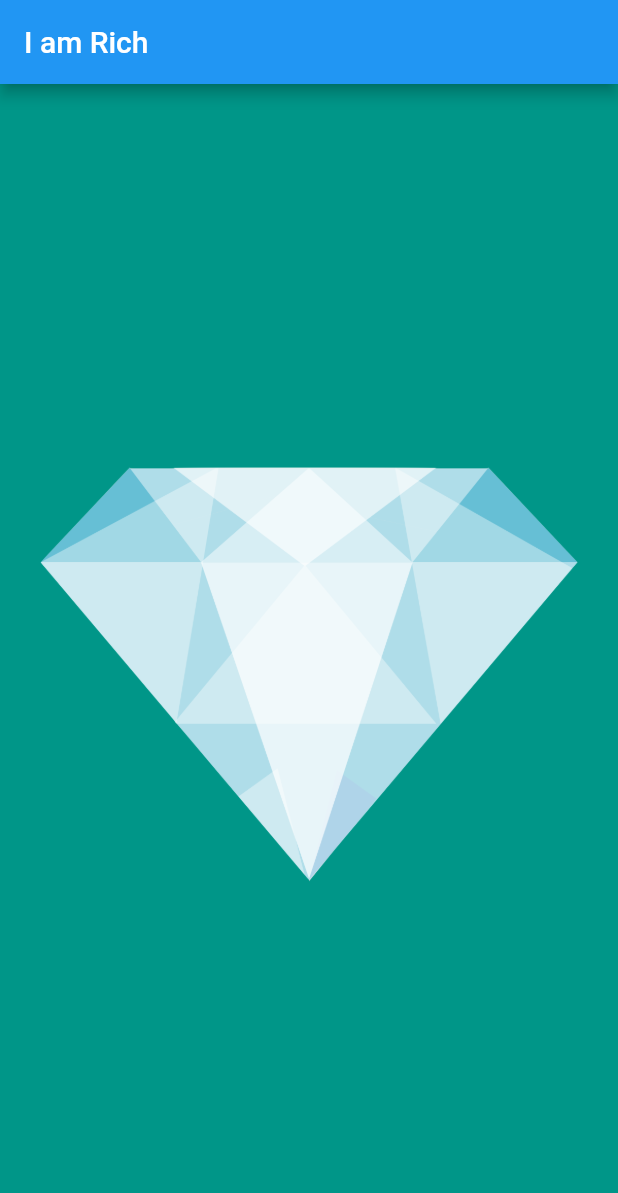
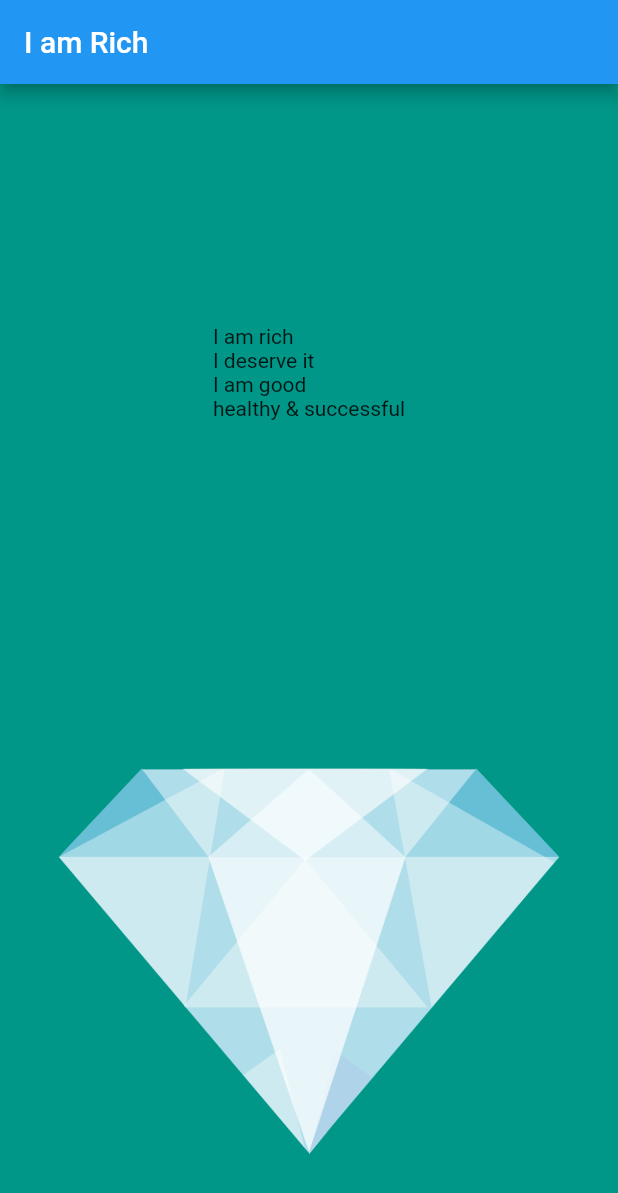
Before and after one commit to mmncit/i_am_rich, a Flutter app: the screen it shows after launch, on a phone screen of 412 x 824 dp. Shown: the top 1193 px of the screen. Run offline on Flutter 3.47's test engine with Material 2 defaults, Android fonts, the phone set to English and light mode, and no system bars.

Commit message:
add appropiate text

```diff
--- a/lib/main.dart
+++ b/lib/main.dart
@@ -16,10 +16,22 @@ class _MainPageState extends State<MainPage> {
       home: Scaffold(
         backgroundColor: Colors.teal,
         appBar: AppBar(title: Text("I am Rich")),
-        body: Center(
-          child: Image(
-            image: AssetImage('images/diamond.png'),
-          ),
+        body: Column(
+          children: <Widget>[
+            Expanded(
+              child: Center(
+                child: Text(
+                    "I am rich\nI deserve it\nI am good\nhealthy & successful"),
+              ),
+            ),
+            Expanded(
+              child: Center(
+                child: Image(
+                  image: AssetImage("images/diamond.png"),
+                ),
+              ),
+            ),
+          ],
         ),
       ),
     );
```
